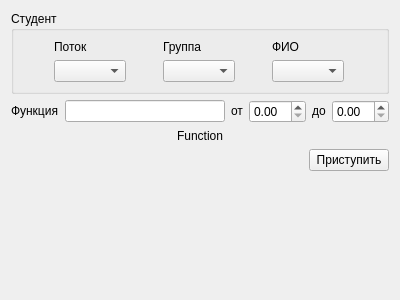
Above: client/gui/UI/TaskChoiceWidget.ui from alexe-mgn/MonteCarloTrainer before the change. Below: the same form after it.
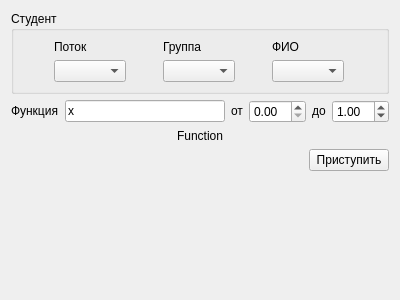
That is the form after the change.

Commit message: Advanced excepthook, .csv loading, task choice by name, CLI, zero-length interval not allowed, rect rounding errors, TaskSession comparison sign fix.

Diff of the .ui file:
```diff
--- a/client/gui/UI/TaskChoiceWidget.ui
+++ b/client/gui/UI/TaskChoiceWidget.ui
@@ -114,7 +114,11 @@
       </widget>
      </item>
      <item>
-      <widget class="QLineEdit" name="inputF"/>
+      <widget class="QLineEdit" name="inputF">
+       <property name="text">
+        <string>x</string>
+       </property>
+      </widget>
      </item>
      <item>
       <widget class="QLabel" name="labelStart">
@@ -146,7 +150,11 @@
       </widget>
      </item>
      <item>
-      <widget class="QDoubleSpinBox" name="inputEnd"/>
+      <widget class="QDoubleSpinBox" name="inputEnd">
+       <property name="value">
+        <double>1.000000000000000</double>
+       </property>
+      </widget>
      </item>
     </layout>
    </item>
```
The commit also changes 17 other files.
